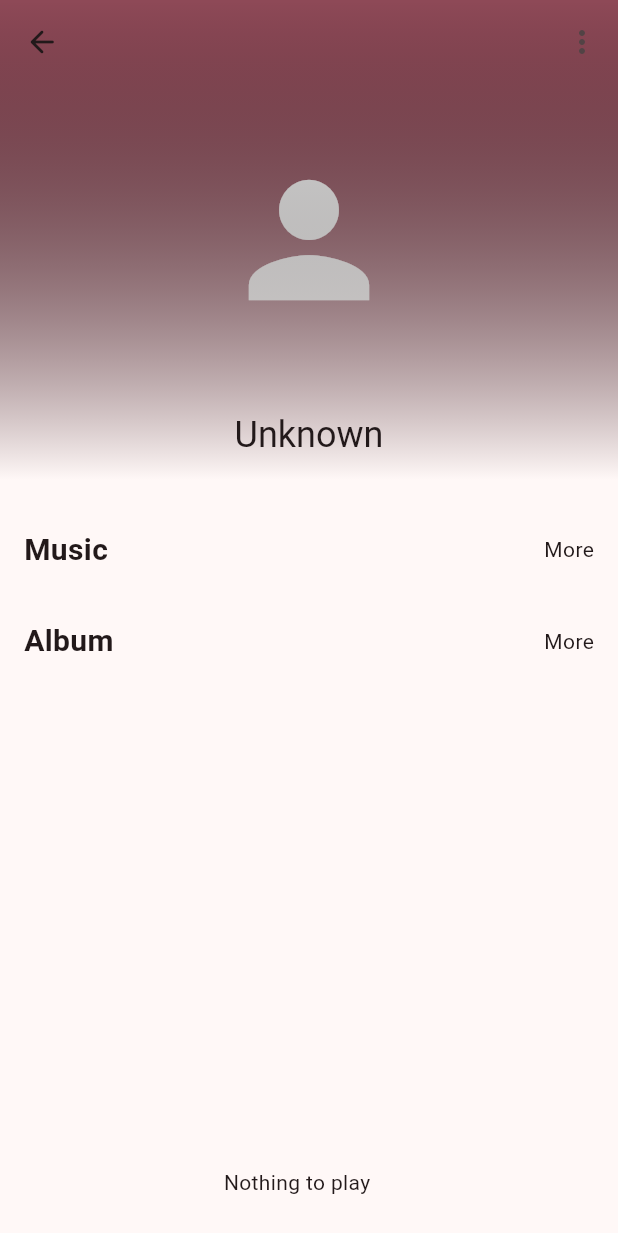
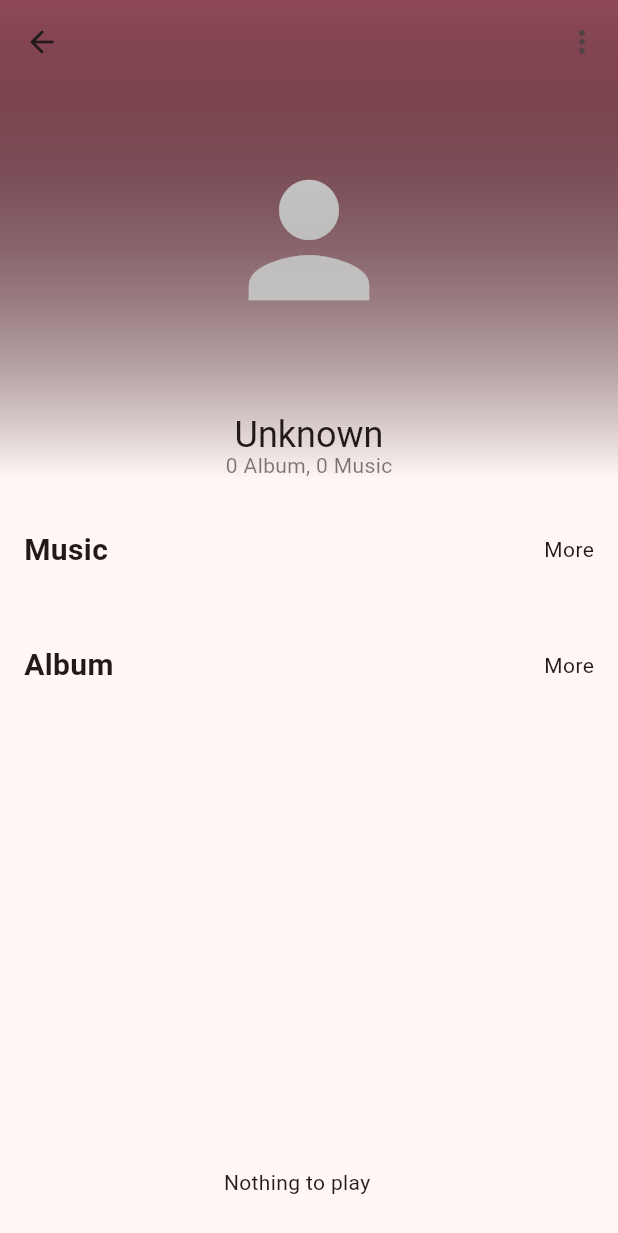
Before and after one commit to Project-XPolaris/YouMusic-Mobile, a Flutter app: the ArtistPage screen opened directly with empty values, on a phone screen of 412 x 824 dp. Shown: the top 1233 px of the screen. Run offline on Flutter 3.47's test engine with Material 2 defaults, Android fonts, the light colour scheme and no system bars; our stand-ins replace assets_audio_player, bloc, cached_network_image, dio, equatable, event_bus and 4 more; missing offline and left inert: youui; accounts and stored records are empty; network calls fail.

Commit message:
update album ui

```diff
--- a/lib/ui/artist/view/artist.dart
+++ b/lib/ui/artist/view/artist.dart
@@ -77,6 +77,7 @@ class _ArtistPageState extends State<ArtistPage> {
               }
               return null;
             }
+
             var coverUrl = getPersonAvatar();
             return Scaffold(
               body: NestedScrollView(
@@ -103,6 +104,7 @@ class _ArtistPageState extends State<ArtistPage> {
                                 )),
                           ),
                           background: Stack(
+                            alignment: Alignment.center,
                             children: [
                               Container(
                                 width: double.infinity,
@@ -141,13 +143,26 @@ class _ArtistPageState extends State<ArtistPage> {
                                     ], // red to yellow
                                   ),
                                 ),
-                              )
+                              ),
+                              Positioned(
+                                  bottom: 0,
+                                  child: Container(
+                                    alignment: Alignment.center,
+                                    child: Text("${state.albumList.length} Album, ${state.musicList.length} Music",
+                                        style: TextStyle(
+                                          color: Theme.of(context)
+                                              .colorScheme
+                                              .onBackground.withAlpha(150),
+                                          fontSize: 14.0,
+                                        )),
+                                  ))
                             ],
                           )),
                       leading: IconButton(
                         icon: Icon(Icons.arrow_back_rounded),
                         onPressed: () {
-                          Navigator.pop(context,{'isFollow':state.isFollow,'id':id});
+                          Navigator.pop(
+                              context, {'isFollow': state.isFollow, 'id': id});
                         },
                       ),
                       actions: [
@@ -239,8 +254,7 @@ class _ArtistPageState extends State<ArtistPage> {
                                         HapticFeedback.selectionClick();
                                         showModalBottomSheet(
                                             context: context,
-                                            builder: (context) =>
-                                                MusicMetaInfo(
+                                            builder: (context) => MusicMetaInfo(
                                                   music: music,
                                                 ));
                                       });
@@ -249,7 +263,9 @@ class _ArtistPageState extends State<ArtistPage> {
                             ),
                           ],
                         ),
-                        Column(
+                        Container(
+                          margin: EdgeInsets.only(top: 16),
+                          child: Column(
                             children: [
                               Row(
                                 children: [
@@ -317,6 +333,7 @@ class _ArtistPageState extends State<ArtistPage> {
                               ),
                             ],
                           ),
+                        ),
                       ],
                     ),
                   ),
--- a/lib/ui/components/music-list-item.dart
+++ b/lib/ui/components/music-list-item.dart
@@ -1,6 +1,7 @@
 import 'package:flutter/material.dart';
 
 import '../../api/entites.dart';
+import '../../utils/time.dart';
 
 class MusicListTileItem extends StatelessWidget {
   final Music music;
@@ -35,6 +36,10 @@ class MusicListTileItem extends StatelessWidget {
       onLongPress: () => onLongPress?.call(music),
       contentPadding: EdgeInsets.only(left: 8, right: 8),
       shape: RoundedRectangleBorder(borderRadius: BorderRadius.circular(8)),
+      trailing: Text(
+        formatDuration(Duration(seconds: music.duration?.toInt() ?? 0)),
+        style: TextStyle(fontSize: 12),
+      ),
     );
   }
 }
--- a/lib/ui/components/music-list.dart
+++ b/lib/ui/components/music-list.dart
@@ -1,5 +1,6 @@
 import 'package:flutter/material.dart';
 import 'package:flutter/services.dart';
+import 'package:youmusic_mobile/utils/time.dart';
 
 import '../../api/entites.dart';
 import '../meta-navigation/music.dart';
@@ -15,6 +16,7 @@ class MusicList extends StatelessWidget {
   @override
   Widget build(BuildContext context) {
     return ListView(
+      physics: AlwaysScrollableScrollPhysics(),
       controller: controller,
       children: list.map((music) {
         return ListTile(
@@ -47,6 +49,10 @@ class MusicList extends StatelessWidget {
           },
           contentPadding: EdgeInsets.only(left: 8, right: 8),
           shape: RoundedRectangleBorder(borderRadius: BorderRadius.circular(8)),
+          trailing: Text(
+            formatDuration(Duration(seconds: music.duration?.toInt() ?? 0)),
+            style: TextStyle(fontSize: 12),
+          ),
         );
       }).toList(),
     );
```
Also changed, not shown: lib/ui/album-list/album_list.dart (+27 -0 lines), lib/ui/album-list/provider.dart (+22 -7 lines), lib/ui/album/view/album.dart (+5 -6 lines), lib/ui/search/index.dart (+47 -69 lines), pubspec.yaml (+2 -7 lines), pubspec.lock, 39 other files. Lines whose indentation alone changed are shown as unchanged.
